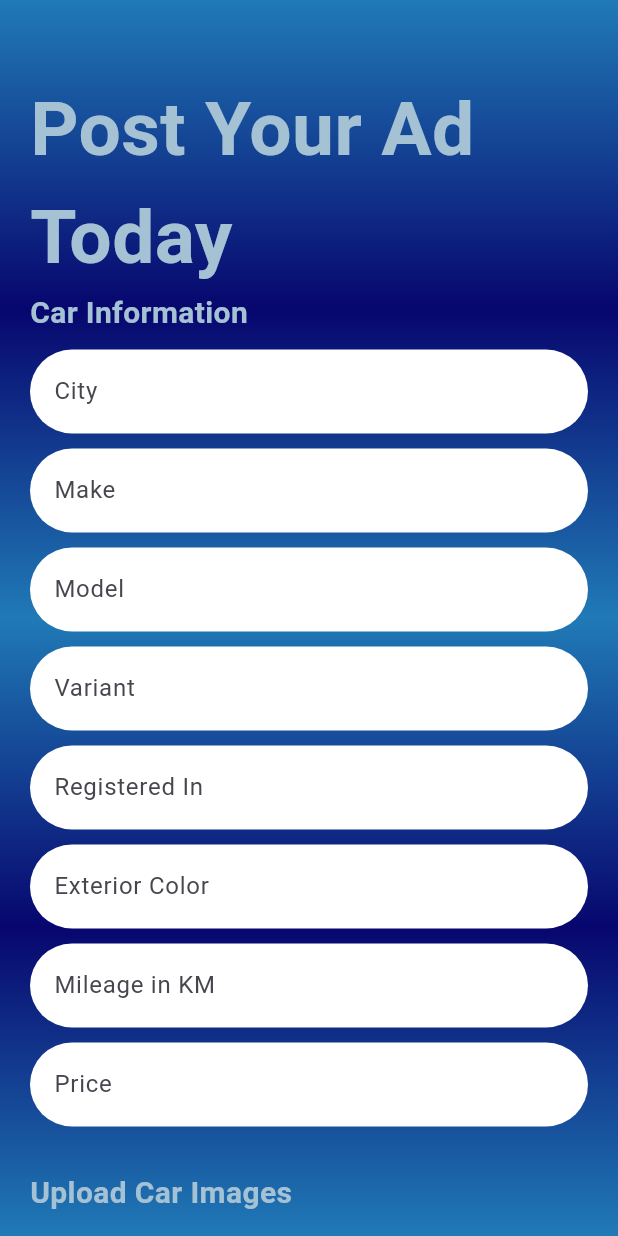
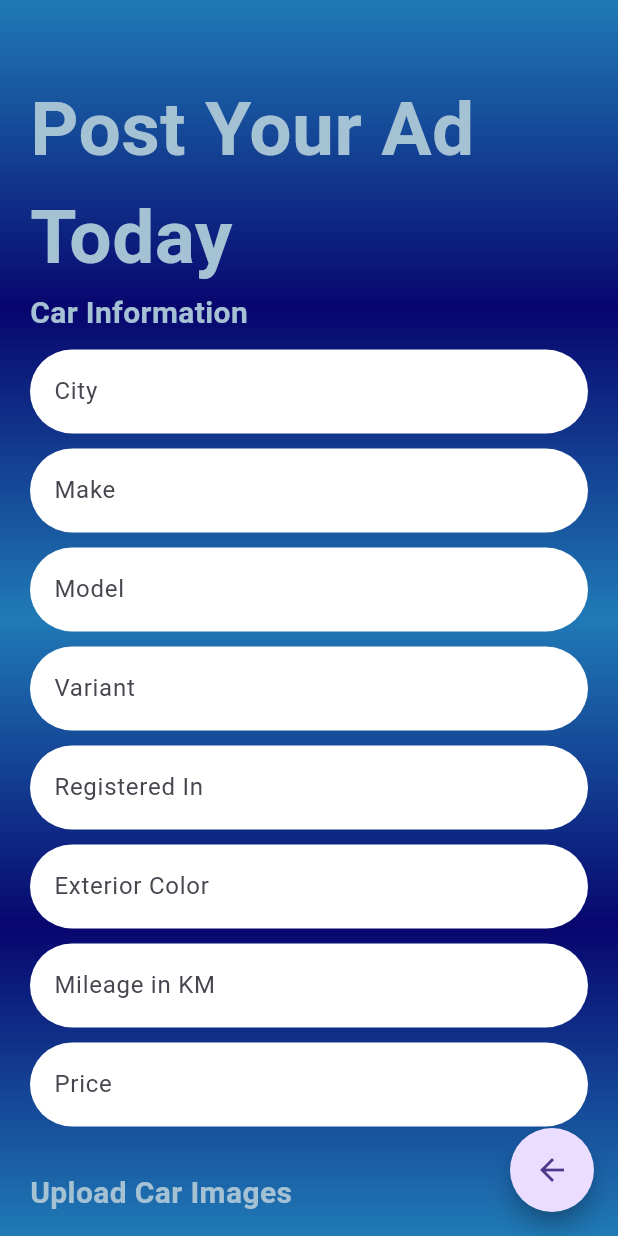
Before and after one commit to daniyalcr9/Cars_Hub, a Flutter app: the AdPosting screen opened directly, on a phone screen of 412 x 824 dp. Run offline on Flutter 3.47's test engine with Material 3 defaults, Android fonts, the phone set to English and light mode, and no system bars.

Commit message:
8th commit

```diff
--- a/cars_hub/lib/adpost.dart
+++ b/cars_hub/lib/adpost.dart
@@ -1,5 +1,6 @@
 import 'package:cars_hub/carimage.dart';
 import 'package:cars_hub/contactinfo.dart';
+import 'package:cars_hub/home.dart';
 import 'package:flutter/material.dart';
 import 'package:cars_hub/carinfo.dart';
 
@@ -117,6 +118,18 @@ class _AdPostingState extends State<AdPosting> {
           ),
         ),
       ),
+      floatingActionButton: FloatingActionButton(
+        onPressed: () {
+          // Add functionality for the floating button
+          Navigator.push(
+              context, MaterialPageRoute(builder: (context) => Home()));
+        },
+        child: Icon(Icons.arrow_back),
+        shape: RoundedRectangleBorder(
+          borderRadius: BorderRadius.circular(30.0), // Make it circular
+        ),
+        // backgroundColor: Theme.of(context).accentColor, // Using accent color for the floating action button
+      ),
     );
   }
 }
--- a/cars_hub/lib/home.dart
+++ b/cars_hub/lib/home.dart
@@ -1,3 +1,4 @@
+import 'package:cars_hub/adpost.dart';
 import 'package:cars_hub/home_main.dart';
 import 'package:cars_hub/infohub.dart';
 import 'package:cars_hub/otherservices.dart';
@@ -43,6 +44,8 @@ class _HomeState extends State<Home> {
         floatingActionButton: FloatingActionButton(
           onPressed: () {
             // Add functionality for the floating button
+            Navigator.push(
+                context, MaterialPageRoute(builder: (context) => AdPosting()));
           },
           child: Icon(Icons.add),
           shape: RoundedRectangleBorder(
```
